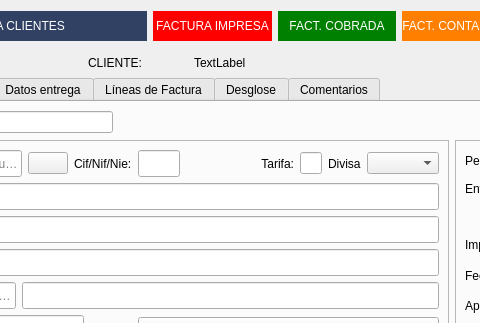
Old version of the form Zona_Ventas/frmfacturas.ui in the repository arcnexus/RedFoX; both pictures show x 164 to 644 and y 0 to 323 of the 1004 by 603 pixel window.
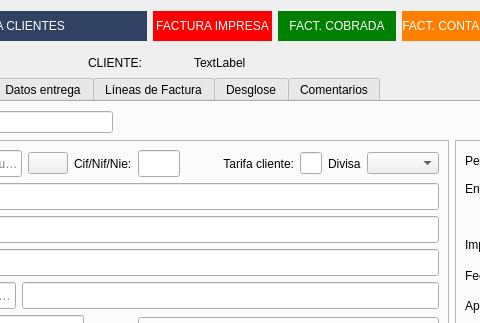
New version of the form. Icons and pictures are not drawn.

```diff
--- a/Zona_Ventas/frmfacturas.ui
+++ b/Zona_Ventas/frmfacturas.ui
@@ -948,7 +948,7 @@
               <item row="0" column="9" colspan="2">
                <widget class="QLabel" name="label_35">
                 <property name="text">
-                 <string>Tarifa:</string>
+                 <string>Tarifa cliente:</string>
                 </property>
                 <property name="alignment">
                  <set>Qt::AlignRight|Qt::AlignTrailing|Qt::AlignVCenter</set>
```
Left out of the diff: 4 changed lines with no effect on the pictures.
